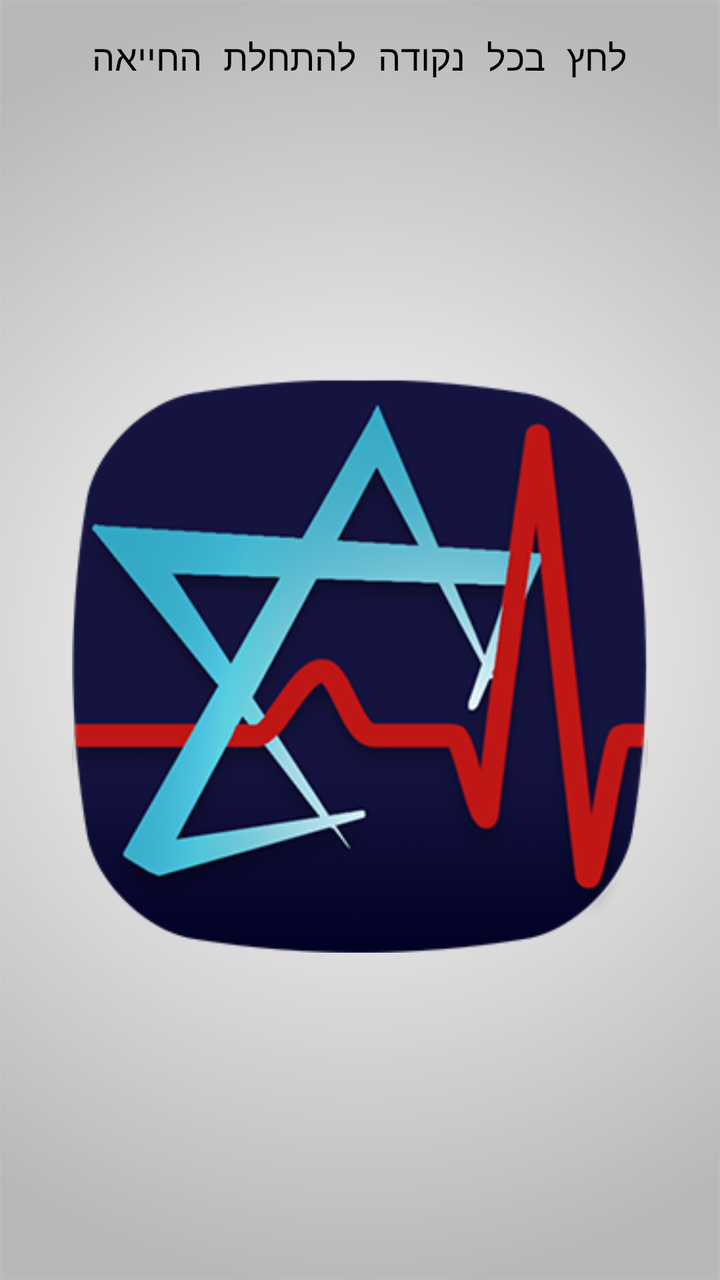
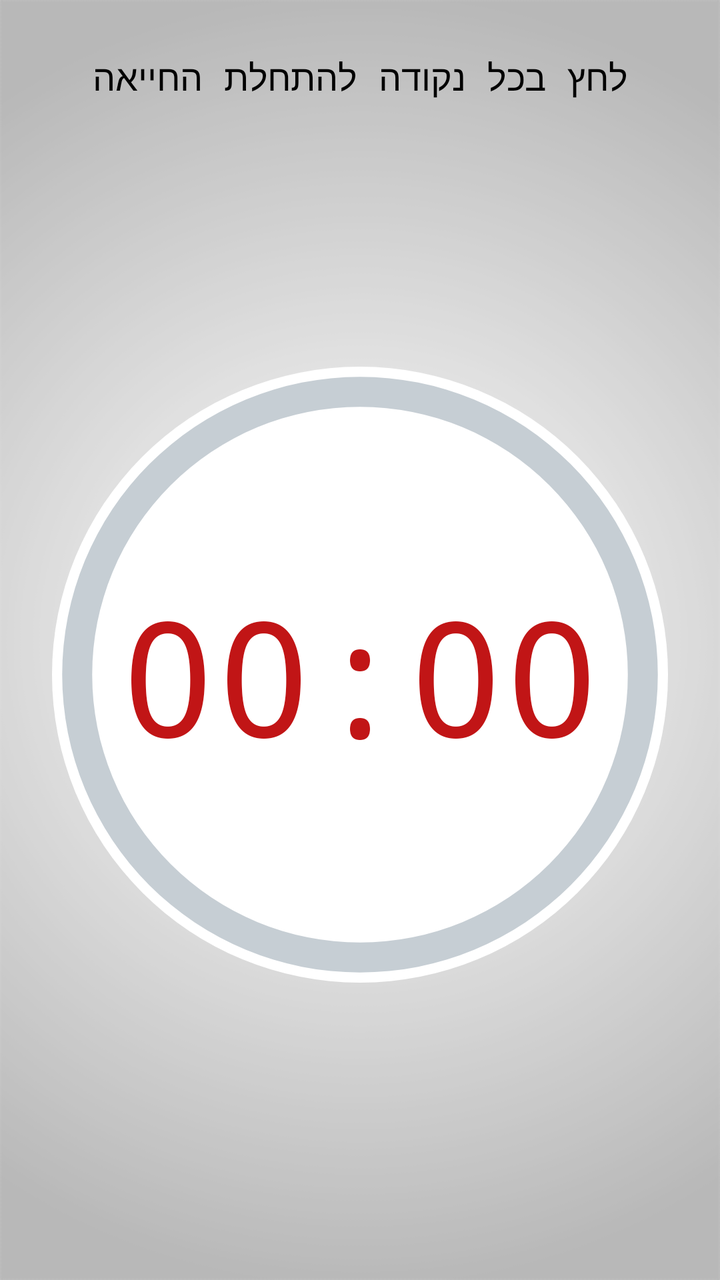

The first picture is an Android layout as it rendered before a commit; the second is the same layout after the commit. The layout source and the unified diff follow.
<!-- AndroidManifest.xml: application theme AppTheme -->
<!-- res/layout/activity_metro.xml -->
<?xml version="1.0" encoding="utf-8"?>
<RelativeLayout xmlns:android="http://schemas.android.com/apk/res/android"
    android:layout_width="fill_parent"
    android:layout_height="fill_parent"
    xmlns:app="http://schemas.android.com/apk/res-auto"
    android:padding="@dimen/activity_horizontal_margin"
    android:id="@+id/bpmW"
    android:orientation="vertical">
    <TextView
        android:layout_width="wrap_content"
        android:layout_height="wrap_content"
        android:text="@string/startT"
        android:layout_centerHorizontal="true"
        android:textSize="18sp"
        android:id="@+id/metroExp" />
    <ImageView
        android:layout_width="match_parent"
        android:layout_height="match_parent"
        android:id="@+id/startstop"
        android:layout_below="@+id/metroExp"
        android:contentDescription="@string/button_d"
        android:layout_margin="20dp"
        android:src="@drawable/logo" />
</RelativeLayout>
<!-- resources referenced by this layout -->
<resources>
  <dimen name="activity_horizontal_margin">16dp</dimen>
  <!-- drawable logo: png bitmap (drawable, 79754 bytes) -->
  <string name="button_d">מטרונום</string>
  <string name="startT">לחץ בכל נקודה להתחלת החייאה</string>
  <style name="AppTheme" parent="Theme.AppCompat.Light">
          
          <item name="android:textColor">@color/Black</item>
          <item name="colorPrimary">@color/ColorPrimary</item>
          <item name="colorPrimaryDark">@color/ColorPrimaryDark</item>
          <item name="android:textColorHintInverse">@color/ColorBlue</item>
          <item name="actionBarTheme">@style/ThemeOverlay.AppCompat.Dark.ActionBar</item>
          <item name="buttonStyle">@style/FButton</item>
          <item name="android:buttonStyle">@style/FButton</item>
          <item name="colorAccent">@color/materialGrey300</item>
          
          <item name="android:actionMenuTextColor">@color/Black</item>
          <item name="android:itemBackground">@color/materialGrey300</item>
          <item name="android:textColorSecondary">@color/ColorRedDark</item>
          <item name="android:windowBackground">@drawable/ic_bgg</item>
          <item name="android:typeface">monospace</item>
  
          <item name="android:textColorHint">@color/ColorAqua</item>
          <item name="colorControlNormal">@color/ColorBlue</item>
          <item name="colorControlActivated">@color/ColorAqua</item>
          <item name="colorControlHighlight">@color/ColorAqua</item>
      </style>
  <color name="Black">#000000</color>
  <color name="ColorPrimary">#10133b</color>
  <color name="ColorPrimaryDark">#1a1d4b</color>
  <color name="ColorBlue">#98194853</color>
  <style name="FButton" parent="Theme.AppCompat.Light">
          <item name="colorControlHighlight">@color/ColorBlue</item>
          <item name="android:textColor">@color/ColorAqua</item>
          <item name="android:textSize">20sp</item>
      </style>
  <color name="materialGrey300">#ffe0e0e0</color>
  <color name="ColorRedDark">#6b0000</color>
  <!-- drawable ic_bgg: png bitmap (drawable, 33899 bytes) -->
  <color name="ColorAqua">#32a7c3</color>
</resources>

<!-- the commit's change to res/layout/activity_metro.xml (unified diff, before → after) -->
@@ -1,24 +1,59 @@
 <?xml version="1.0" encoding="utf-8"?>
-<RelativeLayout xmlns:android="http://schemas.android.com/apk/res/android"
+<androidx.constraintlayout.widget.ConstraintLayout xmlns:android="http://schemas.android.com/apk/res/android"
+    xmlns:app="http://schemas.android.com/apk/res-auto"
+    xmlns:tools="http://schemas.android.com/tools"
+    android:id="@+id/bpmW"
     android:layout_width="fill_parent"
     android:layout_height="fill_parent"
-    xmlns:app="http://schemas.android.com/apk/res-auto"
-    android:padding="@dimen/activity_horizontal_margin"
-    android:id="@+id/bpmW"
-    android:orientation="vertical">
+    android:orientation="vertical"
+    android:padding="@dimen/activity_horizontal_margin">
+
     <TextView
+        android:id="@+id/metroExp"
         android:layout_width="wrap_content"
         android:layout_height="wrap_content"
         android:text="@string/startT"
-        android:layout_centerHorizontal="true"
         android:textSize="18sp"
-        android:id="@+id/metroExp" />
-    <ImageView
+        app:layout_constraintLeft_toLeftOf="parent"
+        app:layout_constraintRight_toRightOf="parent"
+        app:layout_constraintTop_toTopOf="parent"
+        android:layout_marginTop="10dp"/>
+
+    <RelativeLayout
+        android:id="@+id/metro_BG"
         android:layout_width="match_parent"
-        android:layout_height="match_parent"
-        android:id="@+id/startstop"
-        android:layout_below="@+id/metroExp"
-        android:contentDescription="@string/button_d"
-        android:layout_margin="20dp"
-        android:src="@drawable/logo" />
-</RelativeLayout>
+        android:layout_height="0dp"
+        app:layout_constraintDimensionRatio="1:1"
+        app:layout_constraintBottom_toBottomOf="parent"
+        app:layout_constraintLeft_toLeftOf="parent"
+        app:layout_constraintRight_toRightOf="parent"
+        app:layout_constraintTop_toBottomOf="@id/metroExp">
+        <View
+            android:id="@+id/startstop"
+            android:layout_width="match_parent"
+            android:layout_height="match_parent"
+            android:layout_centerInParent="true"
+            android:layout_margin="10dp"
+            android:background="@drawable/circle_shape_white"/>
+        <ProgressBar
+            android:id="@+id/metro_progressBar"
+            android:layout_width="match_parent"
+            android:layout_height="match_parent"
+            android:layout_margin="10dp"
+            style="?android:progressBarStyleHorizontal"
+            android:progressDrawable="@drawable/circle_proggres_bar"
+            android:background="@drawable/circle_proggress_bar_bg"
+            android:max="120"
+            android:progress="0" />
+        <TextView
+            android:id="@+id/metro_Clock"
+            android:layout_width="wrap_content"
+            android:layout_height="wrap_content"
+            android:text="00:00"
+            android:textColor="@color/calcB"
+            android:textAlignment="center"
+            android:textDirection="ltr"
+            android:textSize="80sp"
+            android:layout_centerInParent="true" />
+    </RelativeLayout>
+</androidx.constraintlayout.widget.ConstraintLayout>
<!-- resource entries referenced after the edit -->
@@ -1,8 +1,34 @@
 <!-- resources referenced by this layout -->
 <resources>
+  <color name="calcB">#c11516</color>
   <dimen name="activity_horizontal_margin">16dp</dimen>
-  <!-- drawable logo: png bitmap (drawable, 79754 bytes) -->
-  <string name="button_d">מטרונום</string>
+  <!-- drawable circle_proggres_bar (drawable) -->
+  <?xml version="1.0" encoding="utf-8"?>
+  <shape
+      xmlns:android="http://schemas.android.com/apk/res/android"
+      android:shape="ring"
+      android:innerRadiusRatio="2.3"
+      android:thickness="15dp"
+      android:useLevel="true">
+      <solid android:color="@color/OldPrimary" />
+  </shape>
+  <!-- drawable circle_proggress_bar_bg (drawable) -->
+  <?xml version="1.0" encoding="utf-8"?>
+  <shape
+      xmlns:android="http://schemas.android.com/apk/res/android"
+      android:shape="ring"
+      android:innerRadiusRatio="2.3"
+      android:thickness="15dp"
+      android:useLevel="false">
+      <solid android:color="@color/Grey" />
+  </shape>
+  <!-- drawable circle_shape_white (drawable) -->
+  <?xml version="1.0" encoding="utf-8"?>
+  <shape xmlns:android="http://schemas.android.com/apk/res/android"
+      android:shape="oval"
+      android:innerRadiusRatio="2.4" >
+      <solid android:color="@android:color/white" />
+  </shape>
   <string name="startT">לחץ בכל נקודה להתחלת החייאה</string>
   <style name="AppTheme" parent="Theme.AppCompat.Light">
           
@@ -26,6 +52,8 @@
           <item name="colorControlActivated">@color/ColorAqua</item>
           <item name="colorControlHighlight">@color/ColorAqua</item>
       </style>
+  <color name="OldPrimary">#bd0000</color>
+  <color name="Grey">#46314d62</color>
   <color name="Black">#000000</color>
   <color name="ColorPrimary">#10133b</color>
   <color name="ColorPrimaryDark">#1a1d4b</color>
